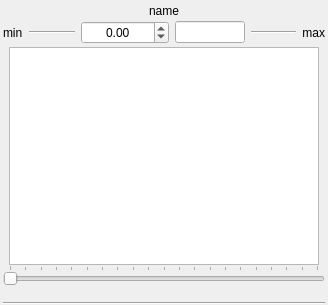
Old version of the form qtfuzzylite/ui/Viewer.ui in the repository fuzzylite/fuzzylite.
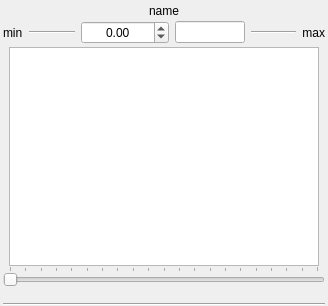
New version of the form.

What changed in the file:
```diff
--- a/qtfuzzylite/ui/Viewer.ui
+++ b/qtfuzzylite/ui/Viewer.ui
@@ -7,7 +7,7 @@
     <x>0</x>
     <y>0</y>
     <width>328</width>
-    <height>305</height>
+    <height>306</height>
    </rect>
   </property>
   <property name="sizePolicy">
```
Left out of the diff: 3 changed lines with no effect on the pictures.
